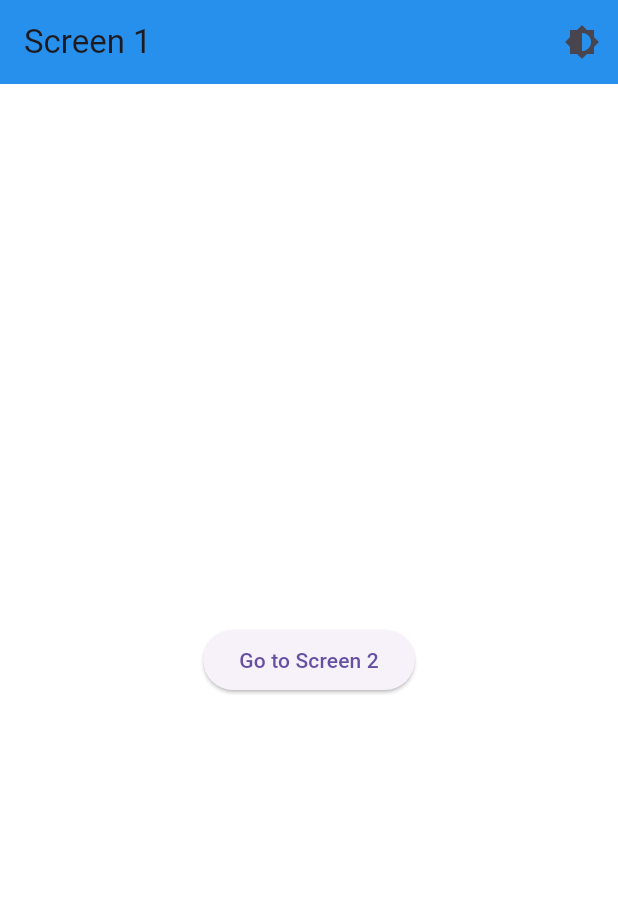
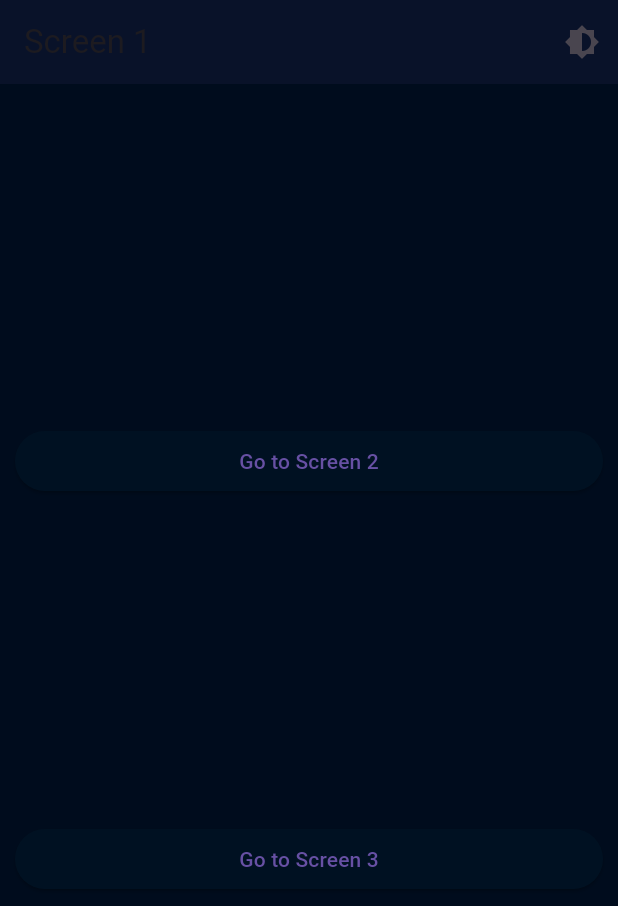
Before and after one commit to BalakrishnanPT/FlutterSamples, a Flutter app: the screen it shows after launch, on a phone screen of 412 x 824 dp. Shown: the top 906 px of the screen. Run offline on Flutter 3.47's test engine with Material 3 defaults, Android fonts, the phone set to English and light mode, and no system bars; Roboto replaces fonts that are missing (Arial).

Commit message:
Listing update

```diff
--- a/lib/main.dart
+++ b/lib/main.dart
@@ -3,6 +3,7 @@ import 'package:provider/provider.dart';
 import 'package:sample1/providers/theme_provider.dart';
 import 'package:sample1/screen_1.dart';
 import 'package:sample1/screen_2.dart';
+import 'package:sample1/screen_3.dart';
 import 'package:sample1/theme.dart';
 
 void main() {
@@ -35,6 +36,7 @@ class MyAppState extends State<MyApp> {
         '/': (context) => const Screen1(),
         // When navigating to the "/second" route, build the SecondScreen widget.
         '/second': (context) => const Screen2(),
+        '/third': (context) => const Screen3(),
       },
     );
   }
--- a/lib/providers/theme_provider.dart
+++ b/lib/providers/theme_provider.dart
@@ -1,7 +1,7 @@
 import 'package:flutter/material.dart';
 
 class ThemeNotifier extends ChangeNotifier {
-  bool _isDarkMode = false;
+  bool _isDarkMode = true;
 
   bool get isDarkMode => _isDarkMode;
 
--- a/lib/screen_1.dart
+++ b/lib/screen_1.dart
@@ -7,13 +7,26 @@ class Screen1 extends StatelessWidget {
   Widget build(BuildContext context) {
     return Scaffold(
       appBar: const ReusableAppBar(title: 'Screen 1'),
-        body: Center(
-          child: ElevatedButton(
+      body: Padding(
+          padding: const EdgeInsets.all(10),
+          child: Column(
+            mainAxisAlignment: MainAxisAlignment.spaceEvenly,
+            crossAxisAlignment: CrossAxisAlignment.stretch,
+            children: [
+              ElevatedButton(
                 child: const Text('Go to Screen 2'),
                 onPressed: () {
                   Navigator.pushNamed(context, "/second");
                 },
               ),
-        ));
+              ElevatedButton(
+                child: const Text('Go to Screen 3'),
+                onPressed: () {
+                  Navigator.pushNamed(context, "/third");
+                },
+              ),
+            ],
+          )),
+    );
   }
 }
--- a/lib/theme.dart
+++ b/lib/theme.dart
@@ -15,23 +15,98 @@ class AppTheme {
         color: Colors.blue,
         elevation: 4,
       ),
+      elevatedButtonTheme: ElevatedButtonThemeData(
+        style: ElevatedButton.styleFrom(
+          backgroundColor: Colors.blue, // Button color
+        ),
+      ),
+      textTheme: const TextTheme(
+        displayLarge:
+            TextStyle(color: Colors.black), // Modify text colors as needed
+        displayMedium: TextStyle(color: Colors.black),
+        displaySmall: TextStyle(color: Colors.black),
+        headlineMedium: TextStyle(color: Colors.black),
+        headlineSmall: TextStyle(color: Colors.black),
+        titleLarge: TextStyle(color: Colors.black),
+        titleMedium: TextStyle(color: Colors.black),
+        titleSmall: TextStyle(color: Colors.black),
+        bodyLarge: TextStyle(color: Colors.black),
+        bodyMedium: TextStyle(color: Colors.black),
+        bodySmall: TextStyle(color: Colors.black),
+        labelLarge: TextStyle(color: Colors.black),
+        labelMedium: TextStyle(color: Colors.black),
+        labelSmall: TextStyle(color: Colors.black),
+      ),
+      inputDecorationTheme: const InputDecorationTheme(
+        border: OutlineInputBorder(
+          borderSide: BorderSide(color: Colors.blue),
+        ),
+        focusedBorder: OutlineInputBorder(
+          borderSide: BorderSide(color: Colors.blue),
+        ),
+      ),
     );
   }
 
   static ThemeData get darkTheme {
     // Define dark theme settings
     return ThemeData(
-      primaryColor: Colors.black,
-      scaffoldBackgroundColor: Colors.grey[850],
+        primaryColor: const Color(0xFF001122), // Night Owl sideBar.background
+        scaffoldBackgroundColor:
+            const Color(0xFF000C1D), // Night Owl activityBar.background
         fontFamily: 'Arial',
         buttonTheme: const ButtonThemeData(
-        buttonColor: Colors.black,
+          buttonColor: Color(0xFF001122), // Night Owl sideBar.background
           textTheme: ButtonTextTheme.primary,
         ),
         appBarTheme: const AppBarTheme(
-        color: Colors.black,
+          color: Color(0xFF000C1D), // Night Owl activityBar.background
           elevation: 4,
         ),
-    );
+        elevatedButtonTheme: ElevatedButtonThemeData(
+          style: ElevatedButton.styleFrom(
+            backgroundColor:
+                const Color(0xFF001122), // Night Owl sideBar.background
+          ),
+        ),
+        textTheme: const TextTheme(
+          displayLarge: TextStyle(color: Colors.white), // Night Owl white text
+          displayMedium: TextStyle(color: Colors.white),
+          displaySmall: TextStyle(color: Colors.white),
+          headlineMedium: TextStyle(color: Colors.white),
+          headlineSmall: TextStyle(color: Colors.white),
+          titleLarge: TextStyle(color: Colors.white),
+          titleMedium: TextStyle(color: Colors.white),
+          titleSmall: TextStyle(color: Colors.white),
+          bodyLarge: TextStyle(color: Colors.white),
+          bodyMedium: TextStyle(color: Colors.white),
+          bodySmall: TextStyle(color: Colors.white),
+          labelLarge: TextStyle(color: Colors.white),
+          labelMedium: TextStyle(color: Colors.white),
+          labelSmall: TextStyle(color: Colors.white),
+        ),
+        inputDecorationTheme: const InputDecorationTheme(
+          labelStyle: TextStyle(color: Colors.white60),
+          floatingLabelStyle: TextStyle(color: Colors.white24),
+          hintStyle: TextStyle(color: Colors.white54),
+          border: OutlineInputBorder(
+            // Normal border style
+            borderSide: BorderSide(color: Colors.white),
+          ),
+          enabledBorder: OutlineInputBorder(
+            // Border style when input is enabled but not focused
+            borderSide: BorderSide(color: Colors.white),
+          ),
+          focusedBorder: OutlineInputBorder(
+            // Border style when input is focused
+            borderSide: BorderSide(color: Colors.white),
+          ),
+          disabledBorder: OutlineInputBorder(
+            // Border style when input is disabled
+            borderSide: BorderSide(
+                color:
+                    Colors.white30), // Optional: different color when disabled
+          ),
+        ));
   }
 }
--- a/pubspec.yaml
+++ b/pubspec.yaml
@@ -9,6 +9,7 @@ environment:
 dependencies:
   flutter:
     sdk: flutter
+  http: ^1.1.0
   provider: ^6.1.2
 
 dev_dependencies:
```
Also changed, not shown: lib/screen_2.dart (+5 -4 lines), lib/screen_3.dart (added, +57 -0 lines), pubspec.lock, 1 other file. Lines whose indentation alone changed are shown as unchanged.
